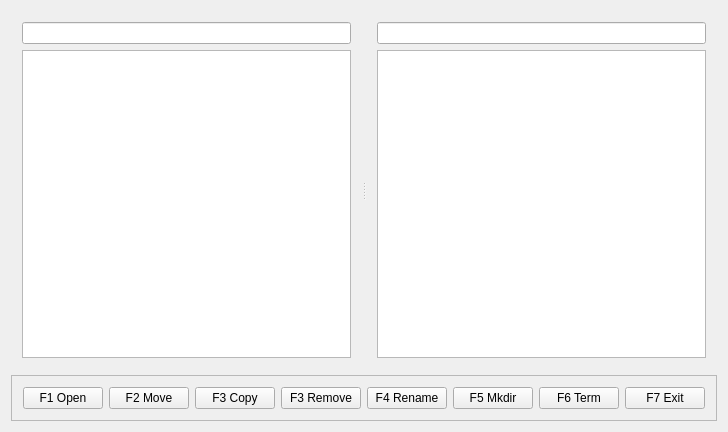
Above: mainwindow.ui from metem/MeTeM-File-Manager before the change. Below: the same form after it.
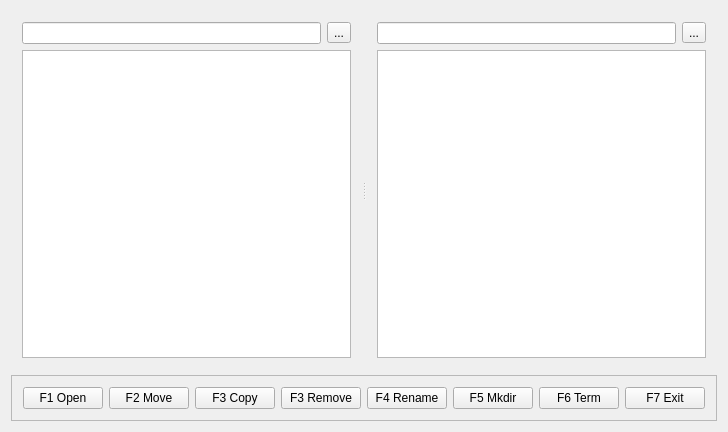
That is the form after the change.

Diff of the .ui file:
```diff
--- a/mainwindow.ui
+++ b/mainwindow.ui
@@ -14,8 +14,8 @@
    <string>MainWindow</string>
   </property>
   <widget class="QWidget" name="centralWidget">
-   <layout class="QVBoxLayout" name="verticalLayout_3">
-    <item>
+   <layout class="QGridLayout" name="gridLayout">
+    <item row="0" column="0">
      <widget class="QSplitter" name="splitter">
       <property name="sizePolicy">
        <sizepolicy hsizetype="Expanding" vsizetype="Expanding">
@@ -29,6 +29,8 @@
       <widget class="QWidget" name="widget" native="true">
        <layout class="QVBoxLayout" name="verticalLayout">
         <item>
+         <layout class="QHBoxLayout" name="horizontalLayout_2">
+          <item>
          <widget class="QLineEdit" name="lEPath">
           <property name="sizePolicy">
            <sizepolicy hsizetype="Expanding" vsizetype="Fixed">
@@ -39,6 +41,15 @@
          </widget>
         </item>
         <item>
+           <widget class="QToolButton" name="tbDuplicates_1">
+            <property name="text">
+             <string>...</string>
+            </property>
+           </widget>
+          </item>
+         </layout>
+        </item>
+        <item>
          <widget class="QTableView" name="filesExplorerView">
           <property name="minimumSize">
            <size>
@@ -94,6 +105,8 @@
       <widget class="QWidget" name="widget_2" native="true">
        <layout class="QVBoxLayout" name="verticalLayout_2">
         <item>
+         <layout class="QHBoxLayout" name="horizontalLayout_3">
+          <item>
          <widget class="QLineEdit" name="lEPath_2">
           <property name="sizePolicy">
            <sizepolicy hsizetype="Expanding" vsizetype="Fixed">
@@ -104,6 +117,15 @@
          </widget>
         </item>
         <item>
+           <widget class="QToolButton" name="tbDuplicates_2">
+            <property name="text">
+             <string>...</string>
+            </property>
+           </widget>
+          </item>
+         </layout>
+        </item>
+        <item>
          <widget class="QTableView" name="filesExplorerView_2">
           <property name="minimumSize">
            <size>
```
Left out of the diff: 6 changed lines with no effect on the pictures. Lines whose indentation alone changed are shown as unchanged.
